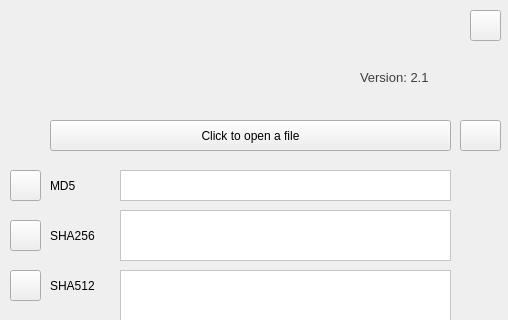
This is ui/MainWindow.ui in Rizwan-Hasan/Hash-Checker-OLD as Qt 5 draws it before an edit; both pictures show x 0 to 508 and y 0 to 320 of the 508 by 510 pixel window. The edited form follows.
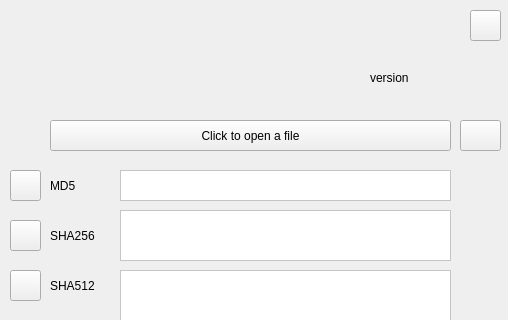
This is the edited form. Icons and pictures are not drawn.

Patch:
```diff
--- a/ui/MainWindow.ui
+++ b/ui/MainWindow.ui
@@ -468,14 +468,14 @@
    <widget class="QLabel" name="labelVersionString">
     <property name="geometry">
      <rect>
-      <x>360</x>
+      <x>370</x>
       <y>70</y>
-      <width>81</width>
+      <width>71</width>
       <height>16</height>
      </rect>
     </property>
     <property name="text">
-     <string>&lt;html&gt;&lt;head/&gt;&lt;body&gt;&lt;p&gt;&lt;span style=&quot; font-size:10pt; font-weight:496; color:#3e3e3e;&quot;&gt;Version: 2.1&lt;/span&gt;&lt;/p&gt;&lt;/body&gt;&lt;/html&gt;</string>
+     <string>version</string>
     </property>
     <property name="scaledContents">
      <bool>true</bool>
```
Left out of the diff: 2 changed lines with no effect on the pictures.
